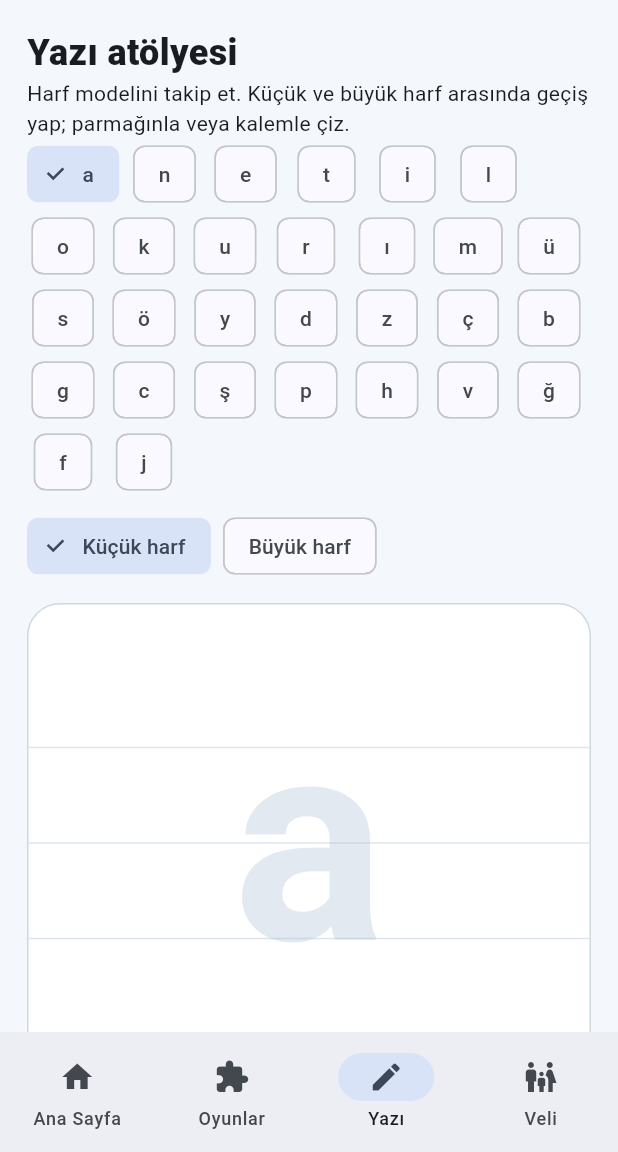
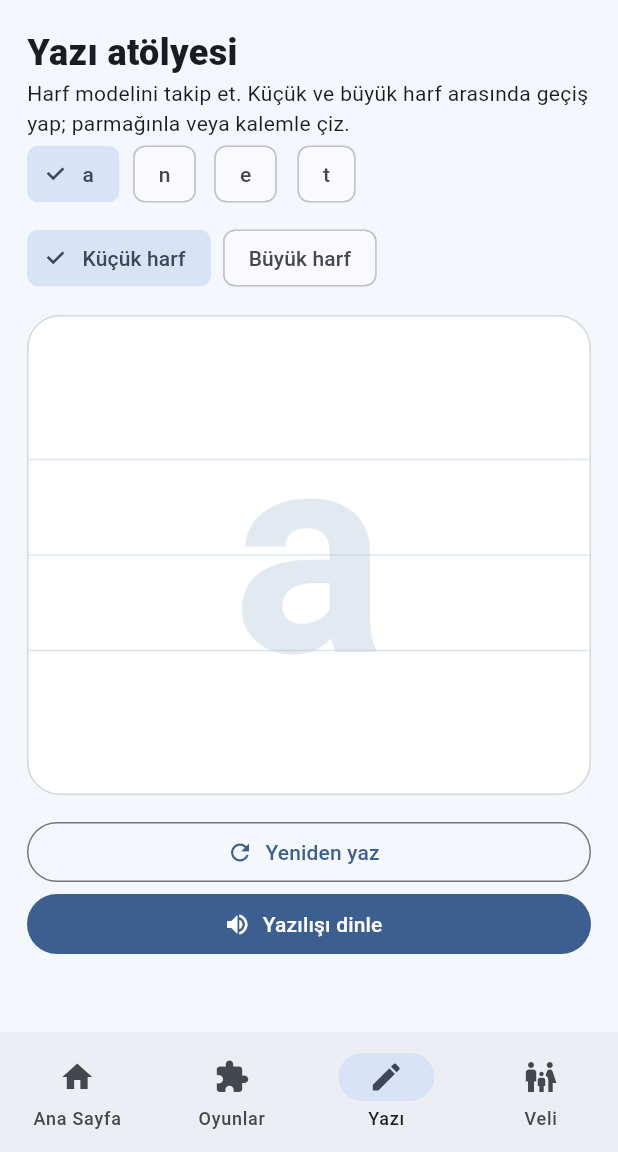
Before and after one commit to csprofesor/okumayazma, a Flutter app: the screen it shows after launch, item 3 of the bottom bar chosen, on a phone screen of 412 x 824 dp, the part 84-1236 px from its top. Run offline on Flutter 3.47's test engine with Material 3 defaults, Android fonts, the phone set to English and light mode, and no system bars; our stand-ins replace flutter_tts, shared_preferences.

Commit message:
Keep handwriting practice aligned with unlocked MEB stages

```diff
--- a/lib/main.dart
+++ b/lib/main.dart
@@ -72,7 +72,7 @@ class _HomeState extends State<Home> {
  @override void initState(){super.initState();load();}
  Future<void> load() async {done=await readProgress();if(mounted)setState((){});}
  @override Widget build(BuildContext context){
-  final pages=[home(),Games(completed:done),const Writing(),const Parents()];
+  final pages=[home(),Games(completed:done),Writing(completed:done),const Parents()];
   return Scaffold(
    appBar:AppBar(title:const Text('Minik Okur',style:TextStyle(fontWeight:FontWeight.w900)),actions:[IconButton(onPressed:()=>speak('Merhaba minik okur. Birlikte okuyup yazmayı öğreneceğiz.'),icon:const Icon(Icons.volume_up))]),
    body:pages[tab],
@@ -428,13 +428,25 @@ class _GamesState extends State<Games>{
   ),
  ]);
 }
-class Writing extends StatefulWidget{const Writing({super.key});@override State<Writing> createState()=>_WritingState();}
+class Writing extends StatefulWidget{
+ final Set<String> completed;
+ const Writing({super.key,required this.completed});
+ @override State<Writing> createState()=>_WritingState();
+}
 class _WritingState extends State<Writing>{
  String letter='a';bool uppercase=false;List<Offset?> points=[];
+ int unlockedStageCount(){
+  var count=1;
+  for(var i=0;i<groups.length-1;i++){
+   if(groups[i].every(widget.completed.contains)) count=i+2;
+   else break;
+  }
+  return count;
+ }
  @override Widget build(BuildContext context)=>ListView(padding:const EdgeInsets.all(18),children:[
  const Text('Yazı atölyesi',style:TextStyle(fontSize:24,fontWeight:FontWeight.w900)),
  const Text('Harf modelini takip et. Küçük ve büyük harf arasında geçiş yap; parmağınla veya kalemle çiz.'),
- Wrap(spacing:6,children:groups.expand((g)=>g).map((l)=>ChoiceChip(label:Text(l),selected:letter==l,onSelected:(_)=>setState((){letter=l;points.clear();}))).toList()),
+ Wrap(spacing:6,children:groups.take(unlockedStageCount()).expand((g)=>g).map((l)=>ChoiceChip(label:Text(l),selected:letter==l,onSelected:(_)=>setState((){letter=l;points.clear();}))).toList()),
  const SizedBox(height:8),
  Wrap(spacing:8,children:[
   ChoiceChip(label:const Text('Küçük harf'),selected:!uppercase,onSelected:(_)=>setState(()=>uppercase=false)),
```
